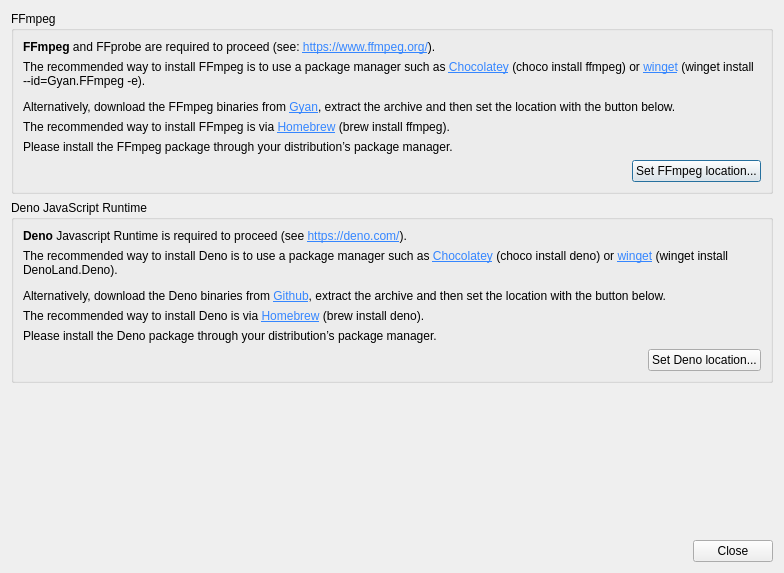
Old version of the form src/usdb_syncer/gui/forms/ExternalDepsDialog.ui in the repository bohning/usdb_syncer.
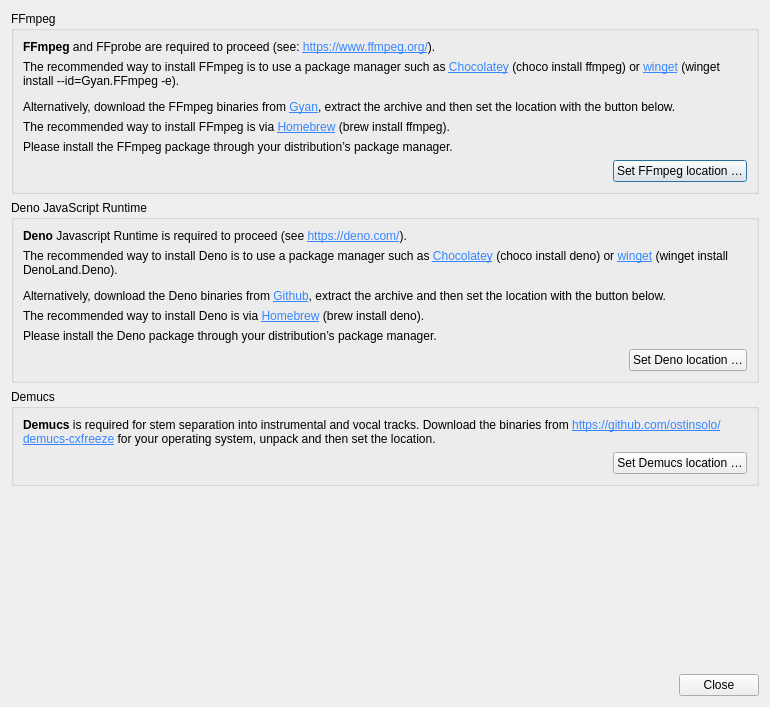
New version of the form. Icons and pictures are not drawn.

Commit message:
Second attempt at adding demucs for instrumentals
It uses demucs-cxfreeze as external dependency for audio stem separation into instrumental and vocals.

Diff of the .ui file:
```diff
--- a/src/usdb_syncer/gui/forms/ExternalDepsDialog.ui
+++ b/src/usdb_syncer/gui/forms/ExternalDepsDialog.ui
@@ -9,14 +9,14 @@
    <rect>
     <x>0</x>
     <y>0</y>
-    <width>784</width>
-    <height>573</height>
+    <width>770</width>
+    <height>707</height>
    </rect>
   </property>
   <property name="windowTitle">
    <string>External dependencies missing</string>
   </property>
-  <layout class="QVBoxLayout" name="verticalLayout_3">
+  <layout class="QVBoxLayout" name="verticalLayout_4">
    <item>
     <widget class="QGroupBox" name="groupBox_ffmpeg">
      <property name="title">
@@ -120,7 +120,7 @@
         <item>
          <widget class="QPushButton" name="set_ffmpeg_location">
           <property name="text">
-           <string>Set FFmpeg location...</string>
+           <string>Set FFmpeg location …</string>
           </property>
           <property name="icon">
            <iconset resource="../resources/qt/resources.qrc">
@@ -236,7 +236,7 @@
         <item>
          <widget class="QPushButton" name="set_deno_location">
           <property name="text">
-           <string>Set Deno location...</string>
+           <string>Set Deno location …</string>
           </property>
           <property name="icon">
            <iconset resource="../resources/qt/resources.qrc">
@@ -249,6 +249,62 @@
      </layout>
     </widget>
    </item>
+   <item>
+    <widget class="QGroupBox" name="groupBox_demucs">
+     <property name="title">
+      <string>Demucs</string>
+     </property>
+     <layout class="QVBoxLayout" name="verticalLayout_3">
+      <item>
+       <widget class="QLabel" name="label_demucs">
+        <property name="text">
+         <string>&lt;html&gt;&lt;head/&gt;&lt;body&gt;&lt;p&gt;&lt;span style=&quot; font-weight:700;&quot;&gt;Demucs&lt;/span&gt; is required for stem separation into instrumental and vocal tracks. Download the binaries from &lt;a href=&quot;https://github.com/ostinsolo/demucs-cxfreeze&quot;&gt;&lt;span style=&quot; text-decoration: underline; color:#3586ff;&quot;&gt;https://github.com/ostinsolo/demucs-cxfreeze&lt;/span&gt;&lt;/a&gt; for your operating system, unpack and then set the location.&lt;/p&gt;&lt;/body&gt;&lt;/html&gt;</string>
+        </property>
+        <property name="textFormat">
+         <enum>Qt::TextFormat::RichText</enum>
+        </property>
+        <property name="wordWrap">
+         <bool>true</bool>
+        </property>
+        <property name="openExternalLinks">
+         <bool>true</bool>
+        </property>
+        <property name="textInteractionFlags">
+         <set>Qt::TextInteractionFlag::TextBrowserInteraction</set>
+        </property>
+       </widget>
+      </item>
+      <item>
+       <layout class="QHBoxLayout" name="horizontalLayout_4">
+        <item>
+         <spacer name="horizontalSpacer_3">
+          <property name="orientation">
+           <enum>Qt::Orientation::Horizontal</enum>
+          </property>
+          <property name="sizeHint" stdset="0">
+           <size>
+            <width>40</width>
+            <height>20</height>
+           </size>
+          </property>
+         </spacer>
+        </item>
+        <item>
+         <widget class="QPushButton" name="set_demucs_location">
+          <property name="text">
+           <string>Set Demucs location …</string>
+          </property>
+          <property name="icon">
+           <iconset resource="../resources/qt/resources.qrc">
+            <normaloff>:/icons/arrow-split.png</normaloff>:/icons/arrow-split.png</iconset>
+          </property>
+         </widget>
+        </item>
+       </layout>
+      </item>
+     </layout>
+    </widget>
+   </item>
    <item>
     <spacer name="verticalSpacer">
      <property name="orientation">
```
The commit also changes 37 other files.
